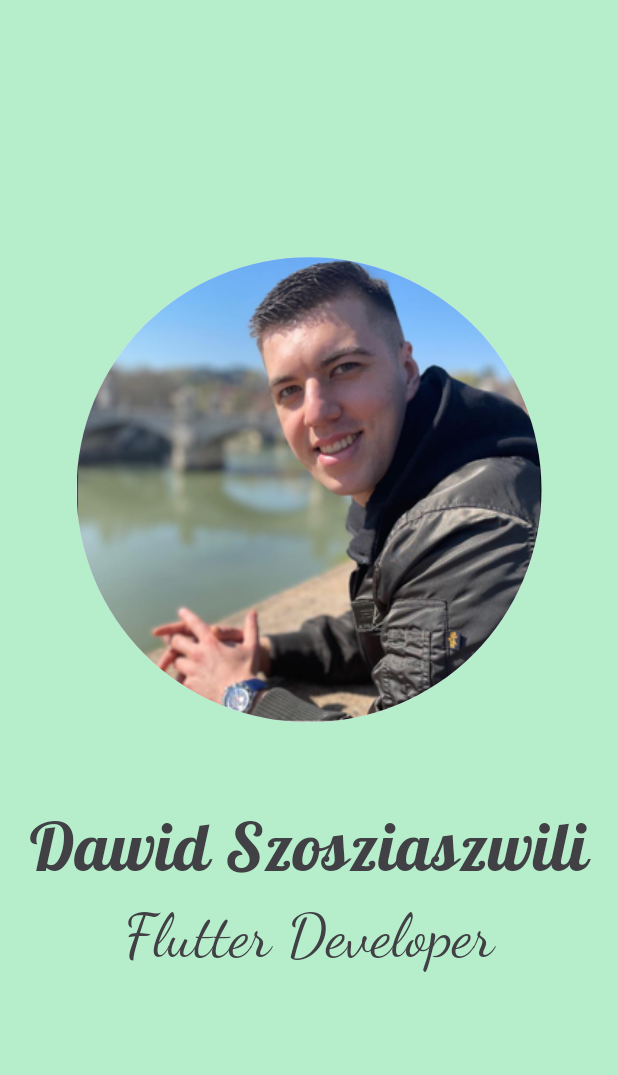
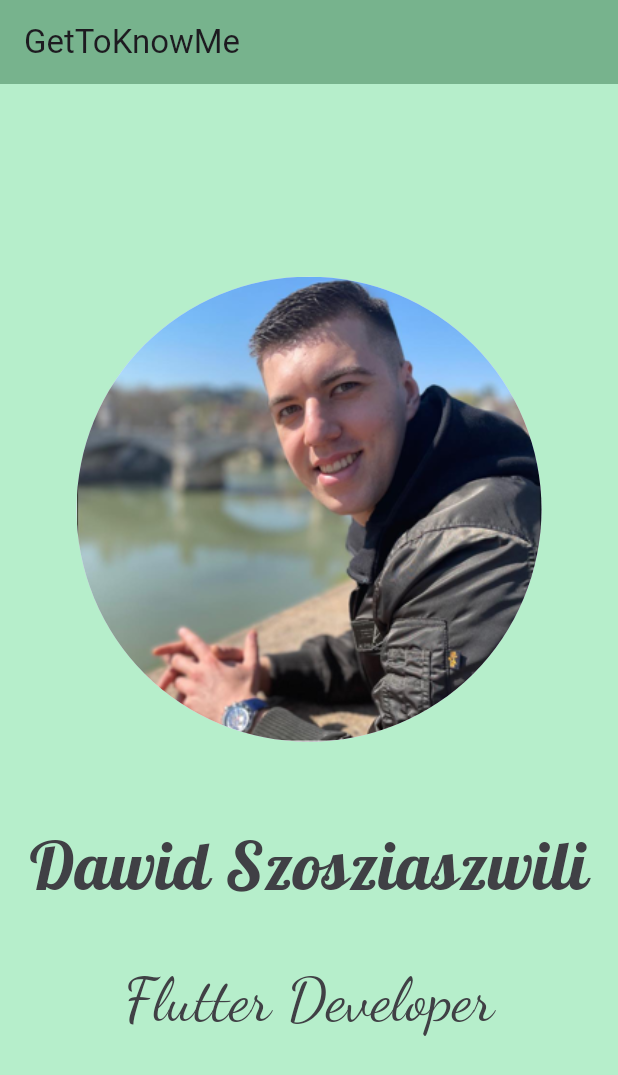
Before and after one commit to dawidszosziaszwili/get_to_know_me, a Flutter app: the screen it shows after launch, on a phone screen of 412 x 824 dp. Shown: the top 1075 px of the screen. Run offline on Flutter 3.47's test engine with Material 2 defaults, Android fonts, the phone set to English and light mode, and no system bars; our stand-ins replace google_fonts.

Commit message:
Add Appbar

```diff
--- a/lib/main.dart
+++ b/lib/main.dart
@@ -17,30 +17,37 @@ class MyApp extends StatelessWidget {
         useMaterial3: true,
       ),
       home: Scaffold(
+        appBar: AppBar(
+          title: Text('GetToKnowMe'),
+          backgroundColor: Color.fromARGB(255, 119, 179, 141),
+        ),
         backgroundColor: Color.fromARGB(255, 182, 238, 203),
         body: Center(
           child: Column(
             mainAxisAlignment: MainAxisAlignment.center,
             children: [
-              CircleAvatar(
+              const CircleAvatar(
                 backgroundImage: AssetImage('images/image.png'),
                 radius: 155,
               ),
-              SizedBox(
+              const SizedBox(
                 height: 50,
               ),
               Text(
                 'Dawid Szosziaszwili',
                 style: GoogleFonts.lobster(
                   fontSize: 45,
-                  color: Color.fromARGB(255, 64, 64, 69),
+                  color: const Color.fromARGB(255, 64, 64, 69),
                 ),
+              ),
+              const SizedBox(
+                height: 30,
               ),
               Text(
                 'Flutter Developer',
                 style: GoogleFonts.dancingScript(
                   fontSize: 40,
-                  color: Color.fromARGB(255, 64, 64, 69),
+                  color: const Color.fromARGB(255, 64, 64, 69),
                 ),
               ),
             ],
```
